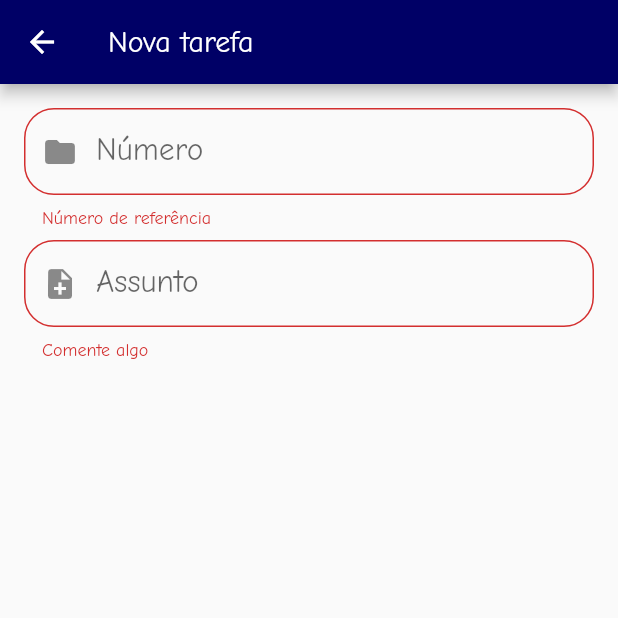
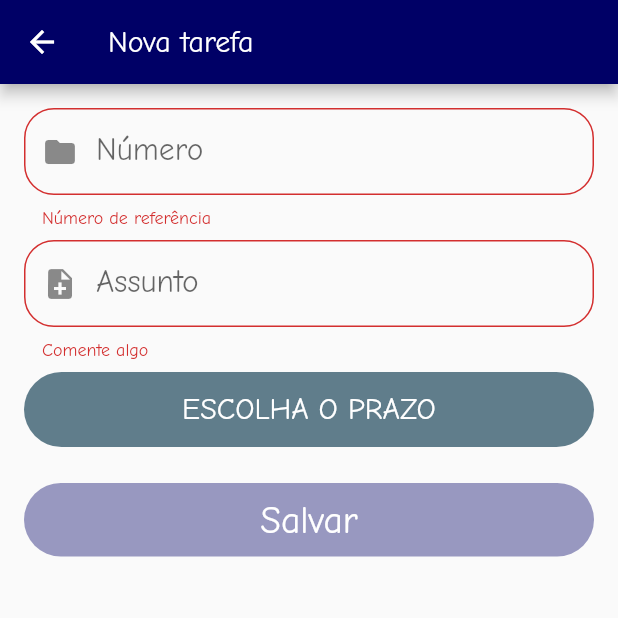
Before and after one commit to DamiaoCanndido/notices_app, a Flutter app: the ReminderCreate screen opened directly, on a phone screen of 412 x 824 dp, the top half of it. Run offline on Flutter 3.47's test engine with Material 2 defaults, Android fonts, the phone set to English and light mode, and no system bars; our stand-ins replace dio, flutter_datetime_picker, flutter_mobx, mobx; generated files the repository leaves out were written again; network calls fail; statements that could not run were skipped.

Commit message:
Tela de criação de lembretes - 3

```diff
--- a/lib/screens/reminder/reminder_create.dart
+++ b/lib/screens/reminder/reminder_create.dart
@@ -1,9 +1,11 @@
 import 'package:flutter/material.dart';
 import 'package:flutter/services.dart';
+import 'package:flutter_datetime_picker/flutter_datetime_picker.dart';
 import 'package:flutter_mobx/flutter_mobx.dart';
 import 'package:notices/common/app_text_field/app_text_field.dart';
 import 'package:notices/models/reminder_model.dart';
 import 'package:notices/stores/reminder_store.dart';
+import 'package:notices/utils/date_formatter.dart';
 import 'package:provider/provider.dart';
 
 class ReminderCreate extends StatefulWidget {
@@ -24,6 +26,9 @@ class _ReminderCreateState extends State<ReminderCreate> {
   void didChangeDependencies() {
     super.didChangeDependencies();
     _reminderStore = Provider.of<ReminderStore>(context);
+    _reminderStore.number = "";
+    _reminderStore.subjects = "";
+    _reminderStore.deadline = "";
   }
 
   @override
@@ -32,7 +37,8 @@ class _ReminderCreateState extends State<ReminderCreate> {
       appBar: AppBar(
         title: Text("Nova tarefa"),
       ),
-      body: Padding(
+      body: SingleChildScrollView(
+        child: Padding(
           padding: EdgeInsets.all(16),
           child: Column(
             crossAxisAlignment: CrossAxisAlignment.stretch,
@@ -62,10 +68,72 @@ class _ReminderCreateState extends State<ReminderCreate> {
                   enabled: true,
                   onChanged: _reminderStore.setSubjects,
                 );
+              }),
+              SizedBox(height: 8),
+              Observer(builder: (_){
+                return InkWell(
+                  onTap: (){
+                    _setDate();
+                  },
+                  child: Container(
+                    height: 50,
+                    child: Center(
+                      child: Text(
+                        _reminderStore.deadline != ""
+                        ? DateFormatter.format(_reminderStore.deadline)
+                        : "ESCOLHA O PRAZO",
+                        style: TextStyle(
+                          color: Colors.white,
+                          fontSize: 20
+                        ),
+                      ),
+                    ),
+                    decoration: BoxDecoration(
+                      color: Colors.blueGrey,
+                      borderRadius: BorderRadius.circular(32)
+                    ),
+                  ),
+                );
+              }),
+              SizedBox(height: 24),
+              Observer(builder: (_){
+                return RaisedButton(
+                  shape: RoundedRectangleBorder(
+                    borderRadius: BorderRadius.circular(32),
+                  ),
+                  padding: EdgeInsets.all(10),
+                  child: _reminderStore.loading
+                  ? CircularProgressIndicator(
+                      valueColor: AlwaysStoppedAnimation(Colors.white),
+                  )
+                  : Text("Salvar",
+                    style: TextStyle(
+                      fontSize: 25,
+                      color: Colors.white
+                    ),
+                  ),
+                  color: Theme.of(context).primaryColor,
+                  disabledColor: Color.fromARGB(100, 0, 0, 102),
+                  onPressed: _reminderStore.reminderPressed
+                );
               })
             ],
           )
         ),
+      ),
     );
   }
+
+  _setDate(){
+    DatePicker.showDateTimePicker(context,
+      showTitleActions: true,
+      minTime: DateTime.now(),
+      maxTime: DateTime(2020, 12, 31, 0, 0),
+
+      onConfirm: (date) {
+        _reminderStore.deadline = date.toString();
+      },
+      currentTime: DateTime.now(),
+      locale: LocaleType.pt);
   }
+}
--- a/lib/utils/date_formatter.dart
+++ b/lib/utils/date_formatter.dart
@@ -52,6 +52,8 @@ class DateFormatter {
         timeX = timeLeftOver / 60000;
 
         return "Atraso de ${timeX.round().abs()} minutos";
+      } else {
+        return "Acabou nesse instante";
       }
     }
 
@@ -80,6 +82,8 @@ class DateFormatter {
         timeX = timeLeftOver / 60000;
 
         return "Faltam ${timeX.round()} minutos";
+      } else {
+        return "Acaba a qualquer momento";
       }
     }
   }
--- a/pubspec.yaml
+++ b/pubspec.yaml
@@ -35,6 +35,7 @@ dependencies:
   provider: ^4.1.2
   dio: ^3.0.9
   intl: ^0.16.1
+  flutter_datetime_picker: ^1.3.8
 
 dev_dependencies:
   flutter_test:
```
Also changed, not shown: lib/repositores/reminders_api.dart (+25 -0 lines), lib/screens/reminder/reminder_screen.dart (+16 -1 lines), lib/stores/reminder_store.dart (+25 -0 lines), lib/stores/reminder_store.g.dart, pubspec.lock. Lines whose indentation alone changed are shown as unchanged.
